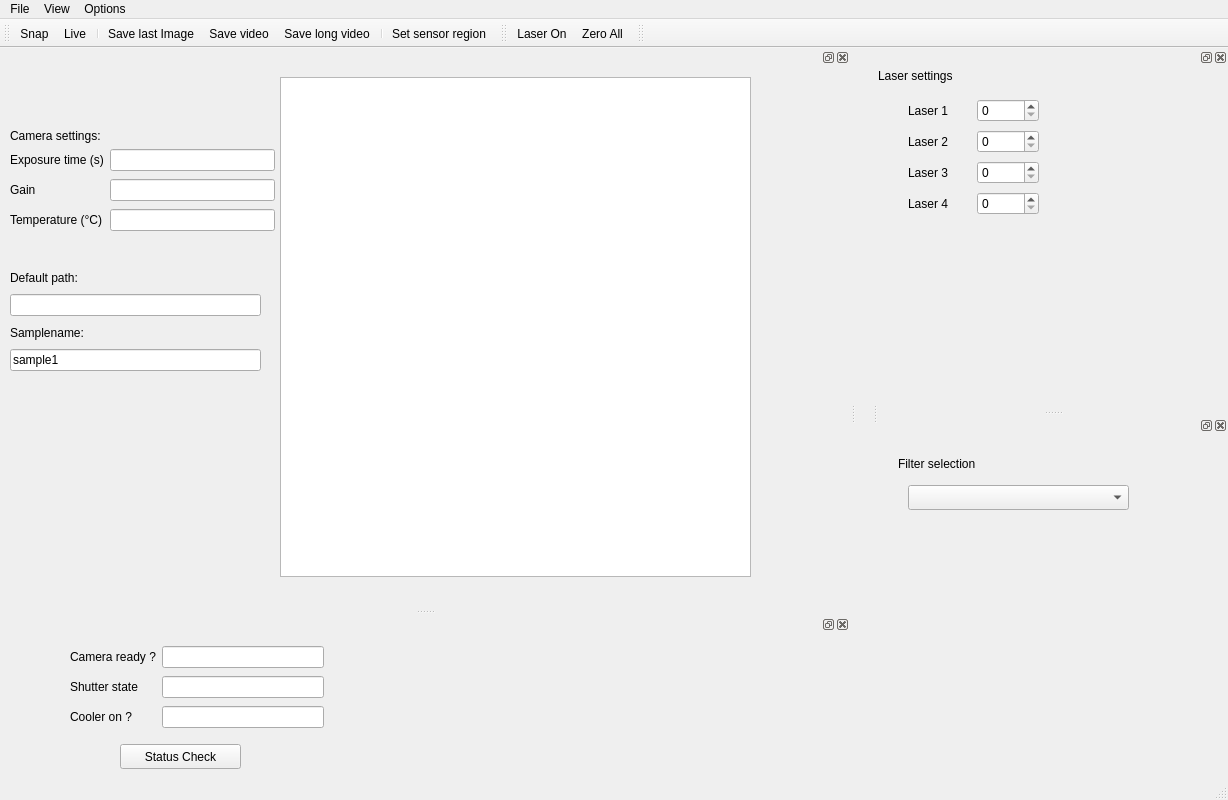
Above: gui/fluorescence_microscopy/ui_basic.ui from fbarho/qudi-cbs before the change. Below: the same form after it.
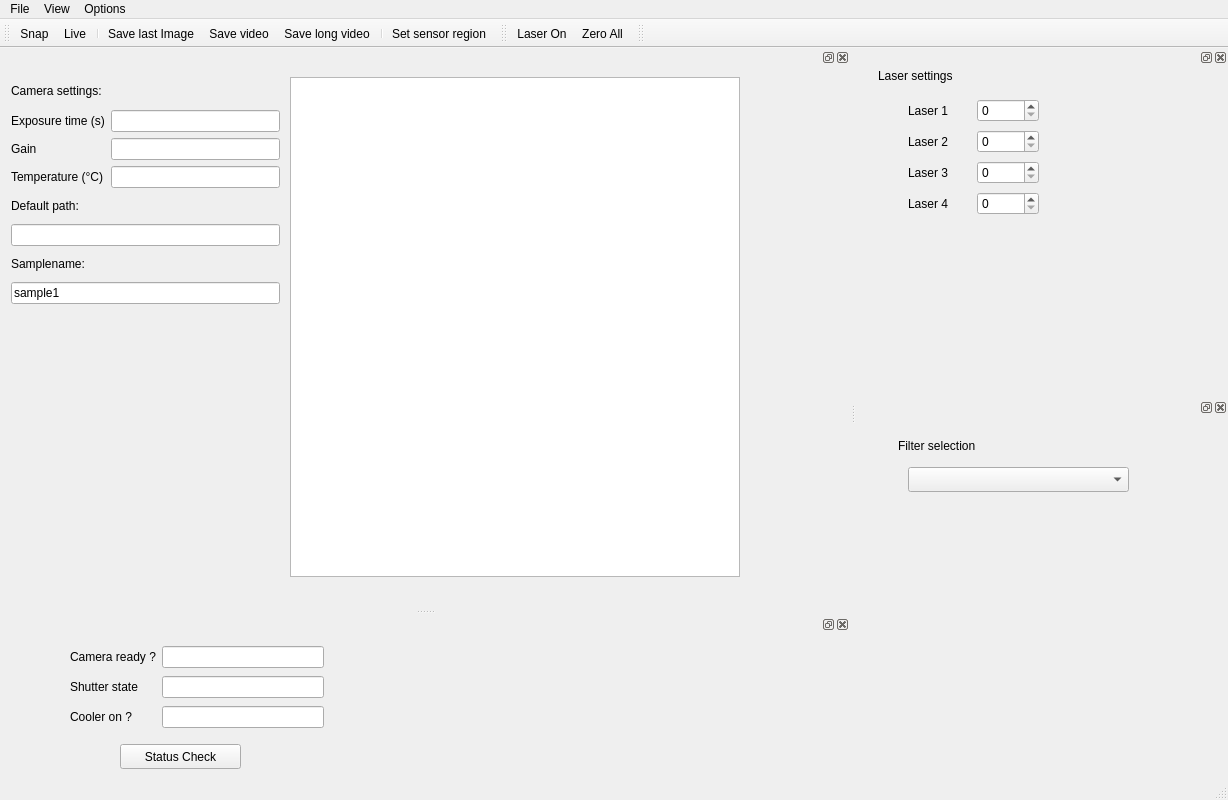
That is the form after the change. Custom widgets are drawn as their Qt base class.

Diff of the .ui file:
```diff
--- a/gui/fluorescence_microscopy/ui_basic.ui
+++ b/gui/fluorescence_microscopy/ui_basic.ui
@@ -85,6 +85,12 @@
      <height>350</height>
     </size>
    </property>
+   <property name="maximumSize">
+    <size>
+     <width>350</width>
+     <height>350</height>
+    </size>
+   </property>
    <property name="windowTitle">
     <string/>
    </property>
@@ -196,7 +202,7 @@
   </widget>
   <widget class="QDockWidget" name="camera_DockWidget">
    <property name="sizePolicy">
-    <sizepolicy hsizetype="Expanding" vsizetype="Expanding">
+    <sizepolicy hsizetype="Ignored" vsizetype="Ignored">
      <horstretch>0</horstretch>
      <verstretch>0</verstretch>
     </sizepolicy>
@@ -220,12 +226,18 @@
     <widget class="ScanPlotWidget" name="camera_ScanPlotWidget">
      <property name="geometry">
       <rect>
-       <x>280</x>
+       <x>290</x>
        <y>10</y>
-       <width>471</width>
+       <width>450</width>
        <height>500</height>
       </rect>
      </property>
+     <property name="sizePolicy">
+      <sizepolicy hsizetype="Ignored" vsizetype="Ignored">
+       <horstretch>0</horstretch>
+       <verstretch>0</verstretch>
+      </sizepolicy>
+     </property>
      <property name="minimumSize">
       <size>
        <width>450</width>
@@ -233,28 +245,42 @@
       </size>
      </property>
     </widget>
+    <widget class="HistogramLUTWidget" name="histogram_Widget" native="true">
+     <property name="geometry">
+      <rect>
+       <x>710</x>
+       <y>10</y>
+       <width>120</width>
+       <height>500</height>
+      </rect>
+     </property>
+     <property name="sizePolicy">
+      <sizepolicy hsizetype="Preferred" vsizetype="Preferred">
+       <horstretch>0</horstretch>
+       <verstretch>0</verstretch>
+      </sizepolicy>
+     </property>
+    </widget>
+    <widget class="QWidget" name="layoutWidget">
+     <property name="geometry">
+      <rect>
+       <x>11</x>
+       <y>11</y>
+       <width>269</width>
+       <height>226</height>
+      </rect>
+     </property>
+     <layout class="QVBoxLayout" name="verticalLayout_3">
+      <item>
+       <layout class="QVBoxLayout" name="verticalLayout_2">
+        <item>
     <widget class="QLabel" name="label_3">
-     <property name="geometry">
-      <rect>
-       <x>10</x>
-       <y>60</y>
-       <width>141</width>
-       <height>17</height>
-      </rect>
-     </property>
      <property name="text">
       <string>Camera settings:</string>
      </property>
     </widget>
-    <widget class="QWidget" name="layoutWidget">
-     <property name="geometry">
-      <rect>
-       <x>10</x>
-       <y>80</y>
-       <width>265</width>
-       <height>89</height>
-      </rect>
-     </property>
+        </item>
+        <item>
      <layout class="QGridLayout" name="gridLayout_2">
       <item row="0" column="0">
        <widget class="QLabel" name="exposure_Label">
@@ -299,16 +325,10 @@
        </widget>
       </item>
      </layout>
-    </widget>
-    <widget class="QWidget" name="layoutWidget">
-     <property name="geometry">
-      <rect>
-       <x>10</x>
-       <y>200</y>
-       <width>251</width>
-       <height>104</height>
-      </rect>
-     </property>
+        </item>
+       </layout>
+      </item>
+      <item>
      <layout class="QVBoxLayout" name="verticalLayout">
       <item>
        <widget class="QLabel" name="label_6">
@@ -339,16 +359,8 @@
        </widget>
       </item>
      </layout>
-    </widget>
-    <widget class="HistogramLUTWidget" name="histogram_Widget" native="true">
-     <property name="geometry">
-      <rect>
-       <x>760</x>
-       <y>10</y>
-       <width>61</width>
-       <height>491</height>
-      </rect>
-     </property>
+      </item>
+     </layout>
     </widget>
    </widget>
   </widget>
```
Left out of the diff: 33 changed lines with no effect on the pictures. Lines whose indentation alone changed are shown as unchanged.
